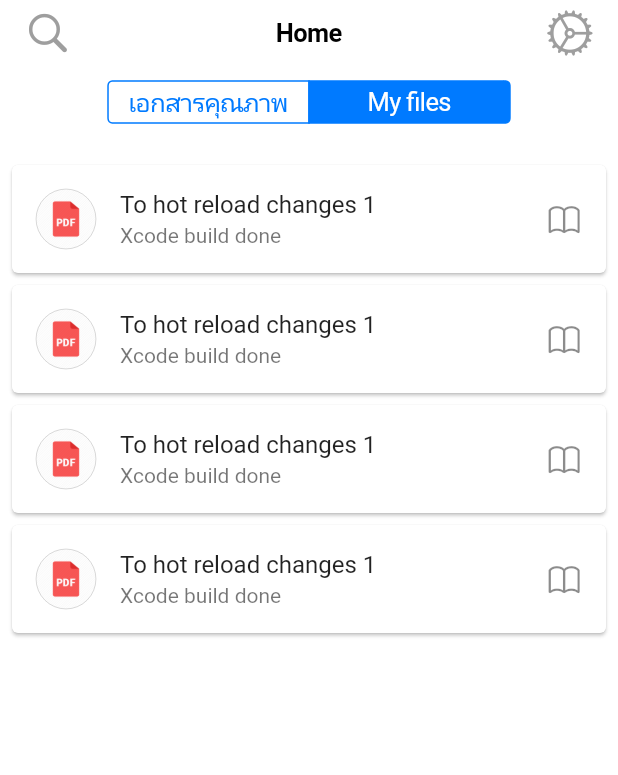
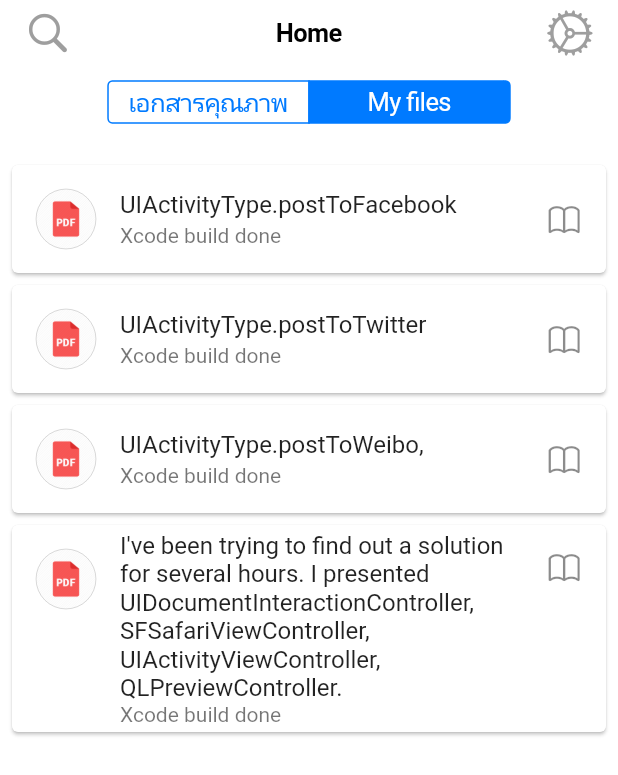
Before and after one commit to wk-j/flutter-cupertino, a Flutter app: the HomeWidget screen opened by its route, after a tap on "My files", on a phone screen of 412 x 824 dp. Shown: the top 775 px of the screen. Run offline on Flutter 3.47's test engine with Material 2 defaults, Android fonts, the phone set to English and light mode, and no system bars.

```diff
--- a/lib/home.dart
+++ b/lib/home.dart
@@ -38,10 +38,12 @@ class HomeState extends State<HomeWidget> {
   ];
 
   var items2 = [
-    Item("To hot reload changes 1", "Xcode build done"),
-    Item("To hot reload changes 1", "Xcode build done"),
-    Item("To hot reload changes 1", "Xcode build done"),
-    Item("To hot reload changes 1", "Xcode build done"),
+    Item("UIActivityType.postToFacebook", "Xcode build done"),
+    Item("UIActivityType.postToTwitter", "Xcode build done"),
+    Item("UIActivityType.postToWeibo,", "Xcode build done"),
+    Item(
+        "I've been trying to find out a solution for several hours. I presented UIDocumentInteractionController, SFSafariViewController, UIActivityViewController, QLPreviewController. ",
+        "Xcode build done"),
   ];
 
   Widget createSearchBar(searching) => searching
@@ -79,9 +81,14 @@ class HomeState extends State<HomeWidget> {
             },
           ),
           middle: Text("Home"),
-          trailing: Icon(
-            CupertinoIcons.settings,
-            color: Colors.grey,
+          trailing: GestureDetector(
+            child: Icon(
+              CupertinoIcons.settings,
+              color: Colors.grey,
+            ),
+            onTap: () {
+              Navigator.pushNamed(context, "/settings");
+            },
           ),
         );
 
--- a/lib/main.dart
+++ b/lib/main.dart
@@ -1,5 +1,6 @@
 import 'package:flutter/cupertino.dart';
 import 'package:flutter_cupertino/home.dart';
+import 'package:flutter_cupertino/setting_widget.dart';
 
 import 'login.dart';
 
@@ -13,6 +14,7 @@ class App extends StatelessWidget {
         routes: {
           "/login": (context) => LoginWidget(),
           "/home": (context) => HomeWidget(),
+          "/settings": (context) => SettingWidget(),
         },
         home: Center(
           child: Text("Hello"),
```
Also changed, not shown: lib/setting_widget.dart (added, +76 -0 lines).
